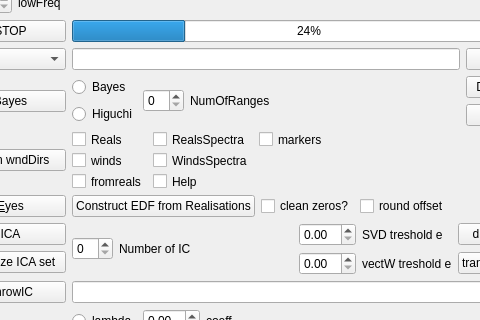
Above: mainwindow.ui from ArtfulVampire/SecondGUIrepo before the change; both pictures show x 439 to 919 and y 301 to 621 of the 1207 by 890 pixel window. Below: the same form after it.
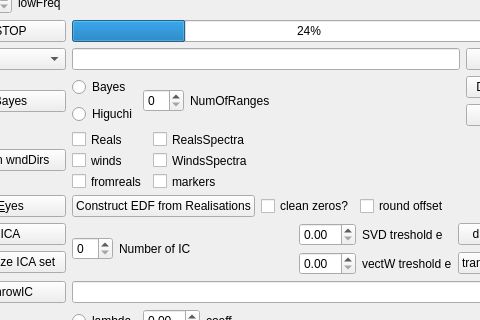
That is the form after the change.

What changed in the file:
```diff
--- a/mainwindow.ui
+++ b/mainwindow.ui
@@ -1049,13 +1049,6 @@
          </property>
         </widget>
        </item>
-       <item row="0" column="2">
-        <widget class="QCheckBox" name="cleanMarkersCheckBox">
-         <property name="text">
-          <string>markers</string>
-         </property>
-        </widget>
-       </item>
        <item row="0" column="3">
         <spacer name="horizontalSpacer_3">
          <property name="orientation">
@@ -1090,13 +1083,6 @@
          </property>
         </widget>
        </item>
-       <item row="2" column="1">
-        <widget class="QCheckBox" name="cleanHelpCheckBox">
-         <property name="text">
-          <string>Help</string>
-         </property>
-        </widget>
-       </item>
        <item row="2" column="3">
         <spacer name="horizontalSpacer_5">
          <property name="orientation">
@@ -1123,6 +1109,13 @@
          </property>
         </spacer>
        </item>
+       <item row="2" column="1">
+        <widget class="QCheckBox" name="cleanMarkersCheckBox">
+         <property name="text">
+          <string>markers</string>
+         </property>
+        </widget>
+       </item>
       </layout>
      </item>
     </layout>
```
Left out of the diff: 2 changed lines with no effect on the pictures.
